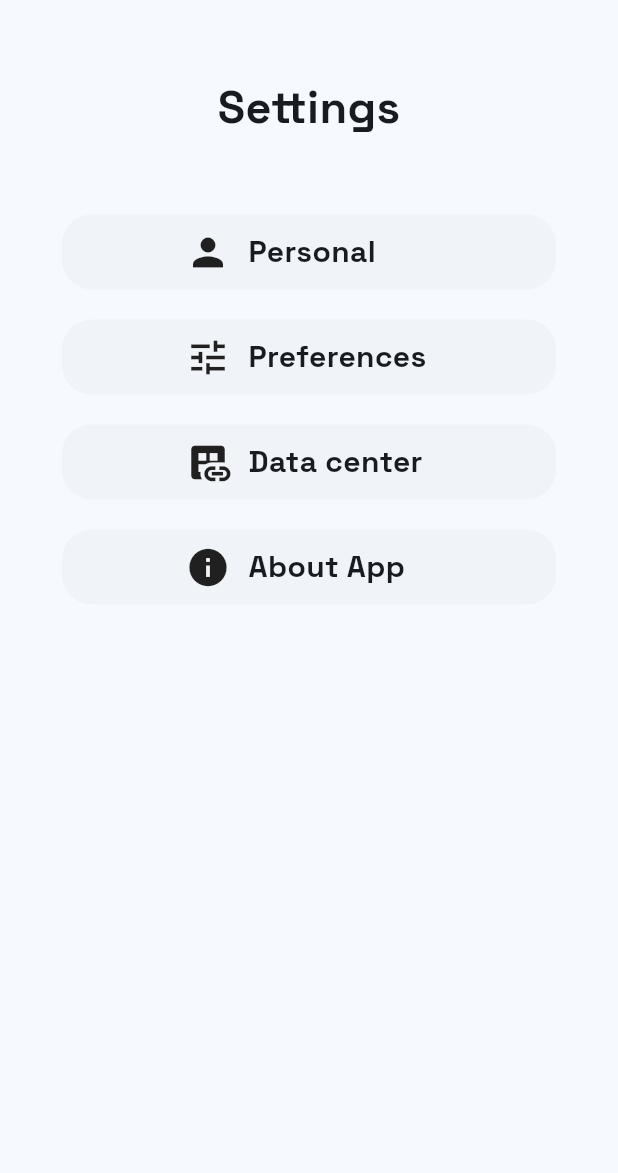
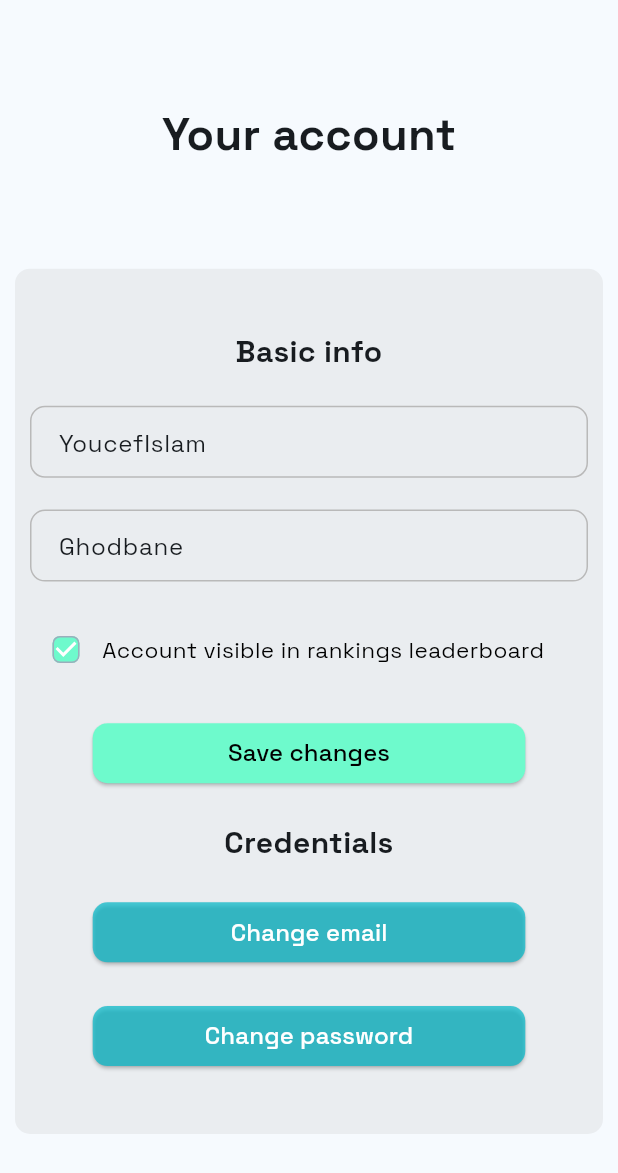
Before and after one commit to GhodbaneYoucefIslam/one_hundred_push_ups, a Flutter app: the SettingsPage widget shown alone on an empty page, opened directly, after a tap on "Personal", on a phone screen of 412 x 824 dp. Shown: the top 1173 px of the screen. Run offline on Flutter 3.47's test engine with Material 3 defaults, Android fonts, the light colour scheme and no system bars; our stand-ins replace csv, dropdown_button2, file_picker, fl_chart, flutter_svg, google_sign_in and 4 more; missing offline and left inert: circular_chart_flutter; accounts and stored records are empty; statements that could not run were skipped.

Commit message:
personal settings page: front

```diff
--- /dev/null
+++ b/lib/screens/PersonalSettingsPage.dart
@@ -0,0 +1,183 @@
+import "package:flutter/material.dart";
+
+import "../utils/constants.dart";
+import "../widgets/RoundedTextFormField.dart";
+
+class PersonalSettingsPage extends StatefulWidget {
+  const PersonalSettingsPage({super.key});
+
+  @override
+  State<PersonalSettingsPage> createState() => _PersonalSettingsPageState();
+}
+
+class _PersonalSettingsPageState extends State<PersonalSettingsPage> {
+  final formKey = GlobalKey<FormState>();
+  String fName = "YoucefIslam";
+  String lName = "Ghodbane";
+  bool visible = true;
+  @override
+  Widget build(BuildContext context) {
+    return Scaffold(
+      resizeToAvoidBottomInset: false,
+      body: Container(
+        width: MediaQuery.of(context).size.width,
+        child: Column(
+          mainAxisAlignment: MainAxisAlignment.spaceEvenly,
+          crossAxisAlignment: CrossAxisAlignment.center,
+          children: [
+            Text("Your account",
+                style: TextStyle(fontSize: 30, fontWeight: FontWeight.bold)),
+            Padding(
+              padding: const EdgeInsets.symmetric(horizontal: 10),
+              child: Container(
+                padding: EdgeInsets.symmetric(horizontal: 10, vertical: 20),
+                width: MediaQuery.of(context).size.width,
+                height: MediaQuery.of(context).size.height*0.7 ,
+                decoration: BoxDecoration(
+                    color: grey.withOpacity(0.2),
+                    borderRadius: BorderRadius.circular(10)),
+                child: Form(
+                  key: formKey,
+                  child: Column(
+                    mainAxisAlignment: MainAxisAlignment.spaceEvenly,
+                    children: [
+                      Text(
+                        "Basic info",
+                        style: TextStyle(fontSize: 20
+                            , fontWeight: FontWeight.bold),
+                        textAlign: TextAlign.center,
+                      ),
+                      RoundedTextFormField(
+                        initialValue: fName,
+                        hintText: "First name",
+                        hintTextSize: 17,
+                        borderColor: grey,
+                        selectedBorderColor: greenBlue,
+                        borderRadius: 10,
+                        validator: (value){
+                          if (value == null || value.isEmpty) {
+                            return 'First name cannot be empty';
+                          }
+                          return null;
+                        },
+                        onSaved: (value){
+                          fName = value!;
+                        },
+                      ),
+                      RoundedTextFormField(
+                        initialValue: lName,
+                        hintText: "Last time",
+                        hintTextSize: 17,
+                        borderColor: grey,
+                        selectedBorderColor: greenBlue,
+                        borderRadius: 10,
+                        validator: (value){
+                          if (value == null || value.isEmpty) {
+                            return 'Last name cannot be empty';
+                          }
+                          return null;
+                        },
+                        onSaved: (value){
+                          lName = value!;
+                        },
+                      ),
+                      Row(
+                        children: [
+                          Checkbox(
+                            checkColor: Colors.white,
+                            activeColor: greenBlue,
+                            value: visible,
+                            onChanged: (value) {
+                              setState(() {
+                                visible=value!;
+                              });
+                            },
+                            shape: RoundedRectangleBorder(
+                              borderRadius: BorderRadius.circular(5.0),
+                            ),
+                            side: MaterialStateBorderSide.resolveWith(
+                                  (states) =>
+                              const BorderSide(width: 1.0, color: Color(0xff9BAEBC)),
+                            ),
+                          ),
+                          const Text(
+                            'Account visible in rankings leaderboard',
+                            style: TextStyle(
+                              fontSize: 15,
+                              color: Colors.black,
+                            ),
+                          ),
+                        ],
+                      ),
+                      SizedBox(
+                        width: MediaQuery.of(context).size.width * 0.7,
+                        child: ElevatedButton(
+                            onPressed: () {
+                              FocusScope.of(context).unfocus();
+                              if(formKey.currentState!.validate()){
+                                formKey.currentState!.save();
+                              }
+                            },
+                            style: ButtonStyle(
+                              backgroundColor: MaterialStateProperty.all(greenBlue),
+                              shape:
+                              MaterialStateProperty.all<RoundedRectangleBorder>(
+                                RoundedRectangleBorder(
+                                  borderRadius: BorderRadius.circular(10),
+                                ),
+                              ),
+                            ),
+                            child: const Text("Save changes",
+                                style: TextStyle(fontSize: 16, color: Colors.black))),
+                      ),
+                      Text(
+                        "Credentials",
+                        style: TextStyle(fontSize: 20
+                            , fontWeight: FontWeight.bold),
+                        textAlign: TextAlign.center,
+                      ),
+                      SizedBox(
+                        width: MediaQuery.of(context).size.width * 0.7,
+                        child: ElevatedButton(
+                            onPressed: () {},
+                            style: ButtonStyle(
+                              backgroundColor: MaterialStateProperty.all(
+                                  turquoiseBlue.withOpacity(0.7)),
+                              shape:
+                              MaterialStateProperty.all<RoundedRectangleBorder>(
+                                RoundedRectangleBorder(
+                                  borderRadius: BorderRadius.circular(10),
+                                ),
+                              ),
+                            ),
+                            child: const Text("Change email",
+                                style: TextStyle(fontSize: 16, color: Colors.white))),
+                      ),
+                      SizedBox(
+                        width: MediaQuery.of(context).size.width * 0.7,
+                        child: ElevatedButton(
+                            onPressed: () {},
+                            style: ButtonStyle(
+                              backgroundColor: MaterialStateProperty.all(
+                                  turquoiseBlue.withOpacity(0.7)),
+                              shape:
+                              MaterialStateProperty.all<RoundedRectangleBorder>(
+                                RoundedRectangleBorder(
+                                  borderRadius: BorderRadius.circular(10),
+                                ),
+                              ),
+                            ),
+                            child: const Text("Change password",
+                                style: TextStyle(fontSize: 16, color: Colors.white))),
+                      ),
+                    ],
+                  ),
+                ),
+              ),
+            ),
+          ],
+        ),
+      )
+    );
+  }
+}
--- a/lib/screens/SettingsPage.dart
+++ b/lib/screens/SettingsPage.dart
@@ -5,6 +5,7 @@ import "package:one_hundred_push_ups/models/Goal.dart";
 import "package:one_hundred_push_ups/models/StorageHelper.dart";
 import "package:one_hundred_push_ups/screens/AboutAppPage.dart";
 import "package:one_hundred_push_ups/screens/DataCenterPage.dart";
+import "package:one_hundred_push_ups/screens/PersonalSettingsPage.dart";
 import "package:one_hundred_push_ups/widgets/SettingsMenuItem.dart";
 import 'package:csv/csv.dart';
 import 'dart:io';
@@ -29,6 +30,8 @@ class SettingsPage extends StatelessWidget {
               text: "Personal",
               icon: Icons.person,
               onTap: () async {
+                Navigator.of(context).push(
+                    MaterialPageRoute(builder: (context) => PersonalSettingsPage()));
               },
             ),
           ),
--- a/lib/widgets/RoundedTextFormField.dart
+++ b/lib/widgets/RoundedTextFormField.dart
@@ -11,6 +11,7 @@ class RoundedTextFormField extends StatelessWidget {
   TextEditingController? controller;
   FormFieldValidator? validator;
   FormFieldSetter<String?>? onSaved;
+  String? initialValue;
   RoundedTextFormField({
     Key? key,
     required this.hintText,
@@ -24,6 +25,7 @@ class RoundedTextFormField extends StatelessWidget {
     this.controller,
     this.validator,
     this.onSaved,
+    this.initialValue
   }) : super(key: key);
 
   @override
@@ -55,6 +57,7 @@ class RoundedTextFormField extends StatelessWidget {
       controller: controller,
       validator: validator,
       onSaved: onSaved,
+      initialValue: initialValue,
     );
   }
 }
```
